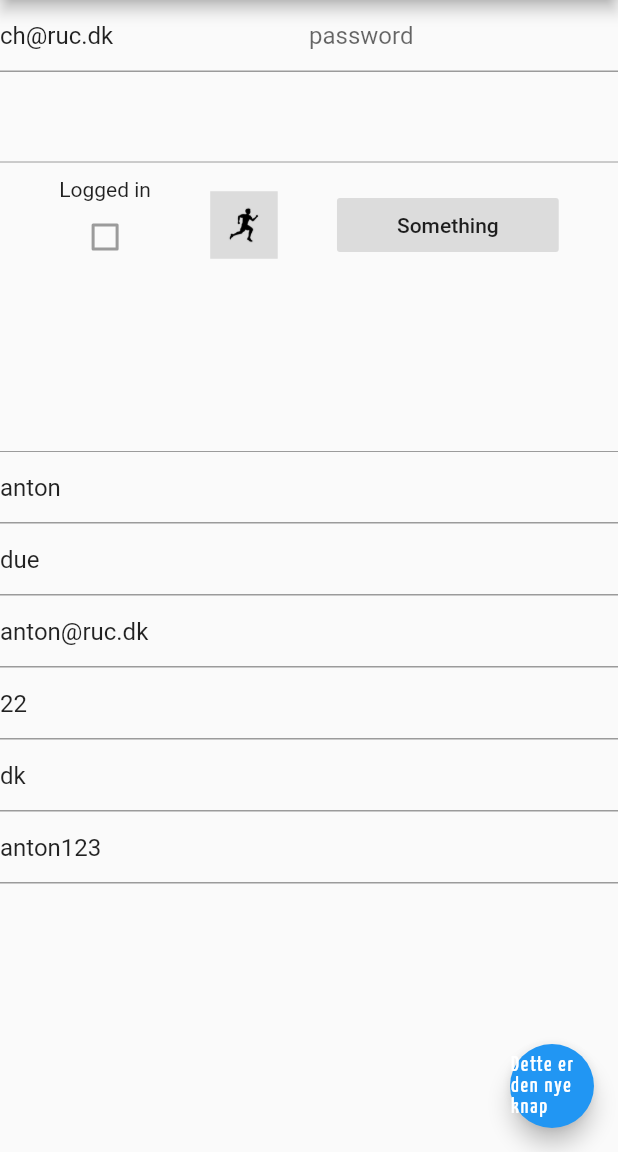
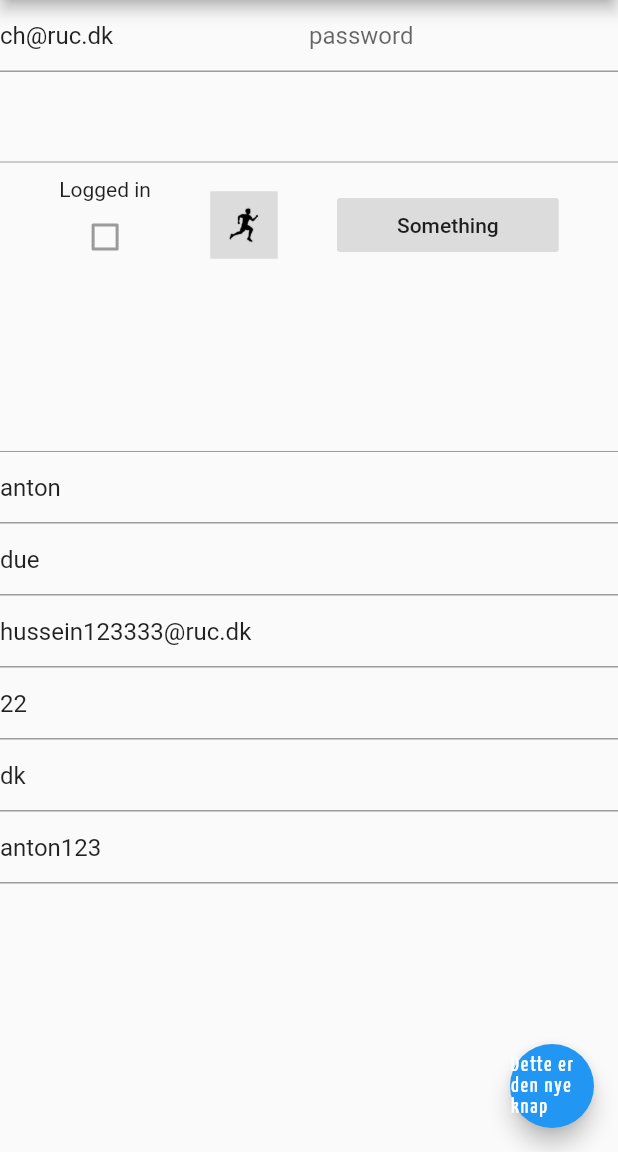
Before and after one commit to Havnevej/fitness_app, a Flutter app: the screen it shows after launch, after a tap on "Dette er den nye knap", on a phone screen of 412 x 824 dp, the part 84-1236 px from its top. Run offline on Flutter 3.47's test engine with Material 2 defaults, Android fonts, the phone set to English and light mode, and no system bars; our stand-ins replace sprintf; statements that could not run were skipped.

Commit message:
Proof of concept register function - update 1

```diff
--- a/lib/connection_handler.dart
+++ b/lib/connection_handler.dart
@@ -135,12 +135,18 @@ class Connection {
     socket = await SecureSocket.connect(_address, _port, context: context);
     socketWriteLine("register_user");
     socketWriteLine(json.encode(user.toJson()));
+    bool returns = false;
     await for(var response in socket){
       String dataFromSocket = new String.fromCharCodes(response).trim();
       if(dataFromSocket == "1"){
         print("register successfull");
+        returns = true;
+      } else if (dataFromSocket.contains("-1")){
+        print ("email already taken");
+        returns = false;
       }
     }
-    return true;
+    socket.destroy();
+    return returns;
   }
 }
--- a/lib/main.dart
+++ b/lib/main.dart
@@ -64,7 +64,7 @@ class HomeState extends State<Home> {
     _firstname.text = "anton";
     _lastname.text = "due";
     _country.text = "dk";
-    _email.text = "anton@ruc.dk";
+    _email.text = "hussein123333@ruc.dk";
     _password.text = "anton123";
     _age.text = "22";
     print(_server_connection.loggedIn);
@@ -208,10 +208,10 @@ class HomeState extends State<Home> {
         floatingActionButton: FloatingActionButton(
         onPressed: () async {
           print("New actionbutton clicked");
-          setState(() async {
-            Person p = new Person(_firstname.text, _lastname.text, _password.text, _email.text, int.parse(_age.text), _country.text);
-            await _server_connection.register(p);
-            txt.text = "not hello";
+          Person p = new Person(_firstname.text, _lastname.text, _password.text, _email.text, int.parse(_age.text), _country.text);
+          bool register = await _server_connection.register(p);
+          setState(() {
+            _showDialog(p, register);
           });
         } ,
         child: Text(
@@ -223,4 +223,27 @@ class HomeState extends State<Home> {
       ),
       );
   }
+  // user defined function
+  void _showDialog(Person p, bool register) {
+    // flutter defined function
+    showDialog(
+      context: context,
+      builder: (BuildContext context) {
+        // return object of type Dialog
+        return AlertDialog(
+          title: new Text("Register $register"),
+          content: new Text("Tried to register ${p.email} response was $register"),
+          actions: <Widget>[
+            // usually buttons at the bottom of the dialog
+            new FlatButton(
+              child: new Text("Close"),
+              onPressed: () {
+                Navigator.of(context).pop();
+              },
+            ),
+          ],
+        );
+      },
+    );
+  }
 }
```
